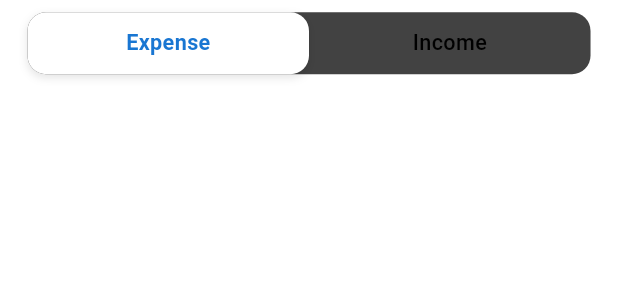
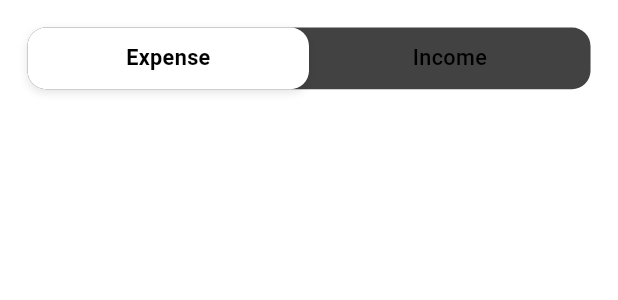
Before and after one commit to Guspascad420/wargaqu, a Flutter app: the TransactionTabView widget shown alone on an empty page, opened directly, on a phone screen of 412 x 824 dp. Shown: the top 300 px of the screen. Run offline on Flutter 3.47's test engine with Material 3 defaults, Android fonts, the phone set to English and light mode, and no system bars; our stand-ins replace cloud_firestore, dotted_border, firebase_auth, firebase_core, fl_chart, flutter_riverpod and 4 more; accounts and stored records are empty; generated files the repository leaves out were written again.

Commit message:
refactor: Update TransactionTabView styling

```diff
--- a/lib/components/transaction_tab_view.dart
+++ b/lib/components/transaction_tab_view.dart
@@ -25,7 +25,7 @@ class TransactionTabView extends ConsumerWidget{
     return GoogleFonts.roboto(
       fontSize: 14.sp,
       fontWeight: isSelected ? FontWeight.bold : FontWeight.w500,
-      color: isSelected ? Theme.of(context).primaryColorDark : Theme.of(context).colorScheme.onSurface,
+      color: Theme.of(context).colorScheme.onSurface,
     );
   }
 
@@ -56,8 +56,8 @@ class TransactionTabView extends ConsumerWidget{
     final double borderRadius = 12.r;
 
     return Container(
-      height: 40.h, // Sesuaikan tinggi keseluruhan
-      margin: EdgeInsets.symmetric(horizontal: 16.w, vertical: 8.h),
+      height: 40.h,
+      margin: EdgeInsets.all(16.w),
       decoration: BoxDecoration(
         color: backgroundColor,
         borderRadius: BorderRadius.circular(borderRadius),
@@ -67,7 +67,6 @@ class TransactionTabView extends ConsumerWidget{
           final double sliderWidth = constraints.maxWidth / 2;
           return Stack(
             children: [
-              // 1. Slider putih yang bisa bergeser
               AnimatedAlign(
                 alignment: _getAlignment(selectedType),
                 duration: const Duration(milliseconds: 250),
```
